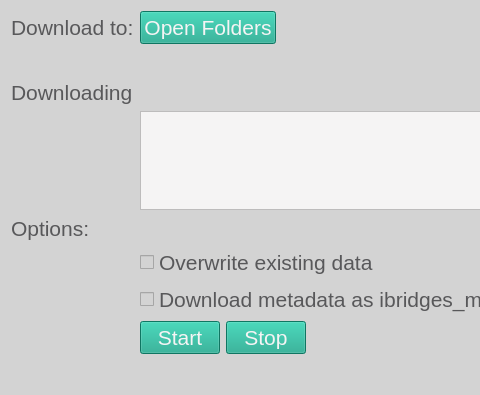
Old version of the form ibridgesgui/ui_files/downloadData.ui in the repository iBridges-for-iRODS/iBridges-GUI; both pictures show x 0 to 480 and y 0 to 395 of the 936 by 395 pixel window.
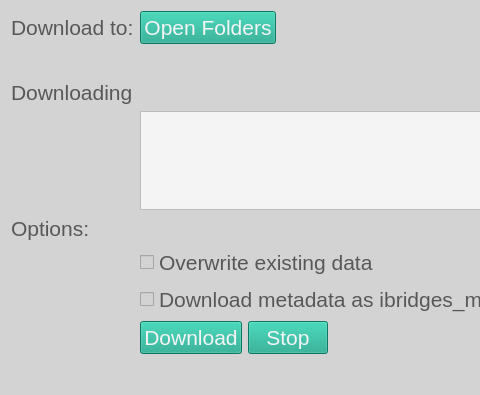
New version of the form.

Commit message: prevent closing window while uploading

The edit to the form file:
```diff
--- a/ibridgesgui/ui_files/downloadData.ui
+++ b/ibridgesgui/ui_files/downloadData.ui
@@ -57,7 +57,7 @@
      <item>
       <widget class="QPushButton" name="download_button">
        <property name="text">
-        <string>Start</string>
+        <string>Download</string>
        </property>
       </widget>
      </item>
```
Left out of the diff: 2 changed lines with no effect on the pictures. The commit also changes 4 other files.
